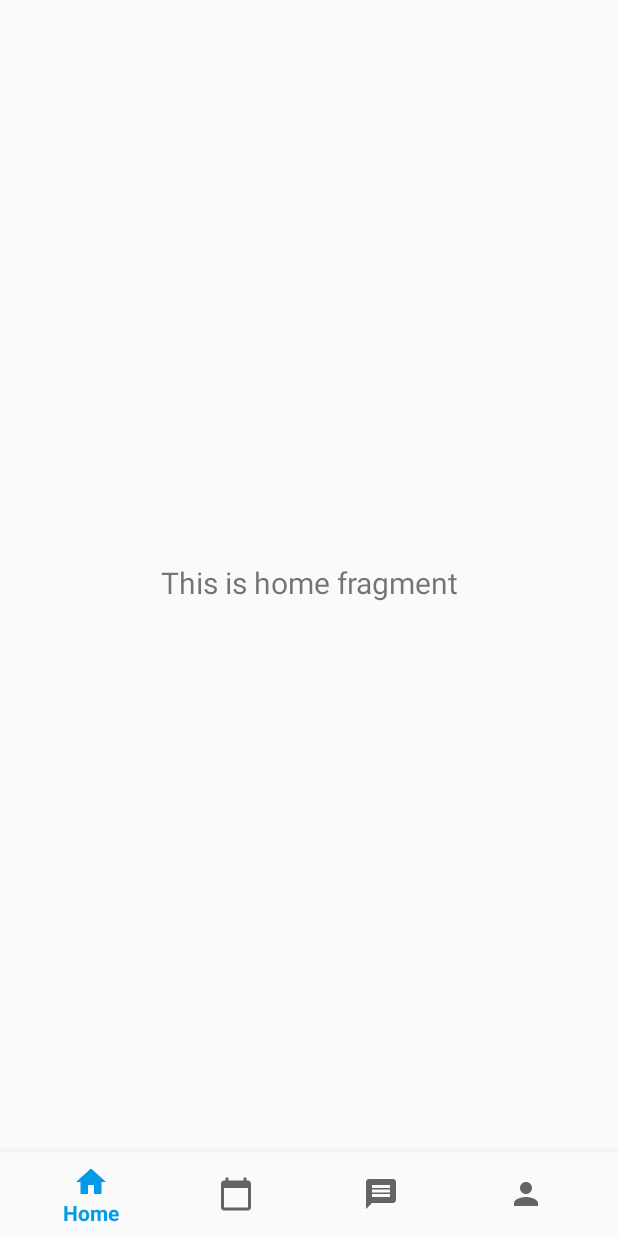
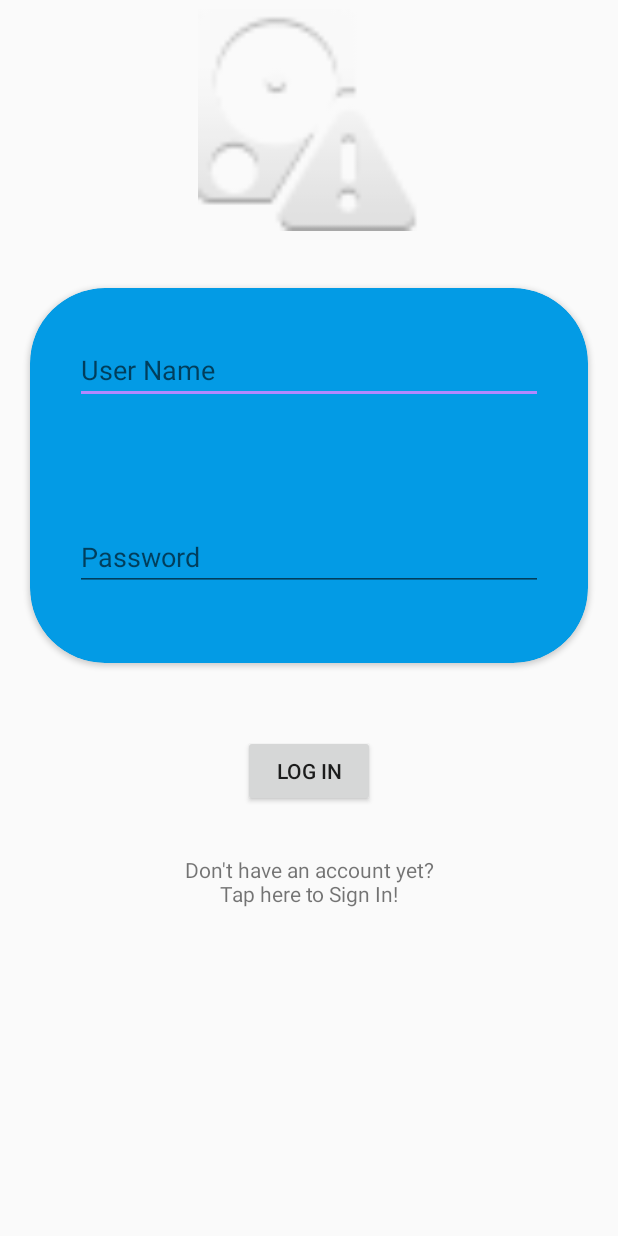
Before and after one commit to osherdavid/Tor-frontend, an Android app: the screen it shows after launch (MainActivity before the commit, LoginActivity after it), on a phone screen of 412 x 824 dp. Run offline under Robolectric (Android 15) with nearby library versions, the light colour scheme and no system bars.

Commit message:
Added appointment cards and basic login

```diff
--- a/app/build.gradle
+++ b/app/build.gradle
@@ -31,6 +31,8 @@ dependencies {
     implementation 'androidx.navigation:navigation-ui:2.3.0'
     implementation 'androidx.lifecycle:lifecycle-extensions:2.2.0'
     implementation 'com.applandeo:material-calendar-view:1.4.0'
+    implementation 'androidx.cardview:cardview:1.0.0'
+    implementation 'androidx.annotation:annotation:1.1.0'
     testImplementation 'junit:junit:4.12'
     androidTestImplementation 'androidx.test.ext:junit:1.1.2'
     androidTestImplementation 'androidx.test.espresso:espresso-core:3.3.0'
--- /dev/null
+++ b/app/src/main/java/com/eph/tor/ui/login/LoginActivity.java
@@ -0,0 +1,81 @@
+package com.eph.tor.ui.login;
+
+import android.app.Activity;
+
+import androidx.lifecycle.Observer;
+import androidx.lifecycle.ViewModelProviders;
+
+import android.content.Intent;
+import android.os.Bundle;
+
+import androidx.annotation.Nullable;
+import androidx.annotation.StringRes;
+import androidx.appcompat.app.AppCompatActivity;
+
+import android.text.Editable;
+import android.text.TextWatcher;
+import android.view.KeyEvent;
+import android.view.View;
+import android.view.inputmethod.EditorInfo;
+import android.widget.Button;
+import android.widget.EditText;
+import android.widget.ProgressBar;
+import android.widget.TextView;
+import android.widget.Toast;
+
+import com.eph.tor.MainActivity;
+import com.eph.tor.R;
+
+public class LoginActivity extends AppCompatActivity implements View.OnClickListener {
+
+    EditText usernameEditText;
+    EditText passwordEditText;
+    ProgressBar loadingProgressBar;
+    TextView usernameErrorText;
+    TextView passwordErrorText;
+
+    @Override
+    public void onCreate(Bundle savedInstanceState) {
+        super.onCreate(savedInstanceState);
+        setContentView(R.layout.activity_login);
+
+        usernameEditText = findViewById(R.id.username);
+        passwordEditText = findViewById(R.id.password);
+        final Button loginButton = findViewById(R.id.login);
+        loadingProgressBar = findViewById(R.id.loading);
+        usernameErrorText = findViewById(R.id.username_error);
+        passwordErrorText = findViewById(R.id.password_error);
+        loginButton.setOnClickListener(this);
+    }
+
+    @Override
+    public void onClick(View view) {
+        switch (view.getId()) {
+            case R.id.login:
+                LogIn();
+        }
+    }
+
+    public void LogIn(){
+        usernameErrorText.setText("");
+        passwordErrorText.setText("");
+        String username = usernameEditText.getText().toString();
+        String password = passwordEditText.getText().toString();
+        if(username.equals("")) {
+            this.usernameErrorText.setText(R.string.enter_username_error);
+        }
+        if(password.equals("")) {
+            this.passwordErrorText.setText(R.string.enter_password_error);
+        }
+
+        if(verifyAccount(username, password)) {
+            Intent switchActivityIntent = new Intent(this, MainActivity.class);
+            startActivity(switchActivityIntent);
+            finish();
+        }
+    }
+
+    private boolean verifyAccount(String username, String password) {
+        return username.equals("Admin") && password.equals("admin");
+    }
+}
--- /dev/null
+++ b/app/src/main/res/layout/activity_login.xml
@@ -0,0 +1,148 @@
+<?xml version="1.0" encoding="utf-8"?>
+<LinearLayout xmlns:android="http://schemas.android.com/apk/res/android"
+    xmlns:app="http://schemas.android.com/apk/res-auto"
+    xmlns:tools="http://schemas.android.com/tools"
+    android:id="@+id/container"
+    android:layout_width="match_parent"
+    android:layout_height="match_parent"
+
+    tools:context=".ui.login.LoginActivity">
+
+
+
+    <ScrollView
+        android:layout_width="fill_parent"
+        android:layout_height="fill_parent"
+        app:layout_constraintBottom_toBottomOf="parent"
+        app:layout_constraintEnd_toEndOf="parent"
+        app:layout_constraintEnd_toStartOf="parent"
+        app:layout_constraintStart_toStartOf="parent"
+        app:layout_constraintTop_toTopOf="parent">
+        <androidx.constraintlayout.widget.ConstraintLayout
+            android:layout_width="match_parent"
+            android:layout_height="match_parent">
+        <Button
+            android:id="@+id/login"
+            android:layout_width="wrap_content"
+            android:layout_height="wrap_content"
+            android:layout_gravity="start"
+            android:layout_marginStart="48dp"
+            android:layout_marginTop="48dp"
+            android:layout_marginEnd="48dp"
+            android:enabled="true"
+            android:text="@string/action_log_in"
+            app:layout_constraintEnd_toEndOf="parent"
+            app:layout_constraintStart_toStartOf="parent"
+            app:layout_constraintTop_toBottomOf="@+id/cardView2" />
+
+        <ProgressBar
+            android:id="@+id/loading"
+            android:layout_width="wrap_content"
+            android:layout_height="wrap_content"
+            android:layout_gravity="center"
+            android:layout_marginStart="32dp"
+            android:layout_marginTop="64dp"
+            android:layout_marginEnd="32dp"
+            android:layout_marginBottom="64dp"
+            android:visibility="gone"
+            app:layout_constraintBottom_toTopOf="@id/login"
+            app:layout_constraintEnd_toEndOf="@+id/cardView2"
+            app:layout_constraintStart_toStartOf="@+id/cardView2"
+            app:layout_constraintTop_toBottomOf="@id/cardView2"
+            app:layout_constraintVertical_bias="0.3" />
+
+        <ImageView
+            android:id="@+id/imageView"
+            android:layout_width="148dp"
+            android:layout_height="160dp"
+            app:layout_constraintEnd_toEndOf="parent"
+            app:layout_constraintStart_toStartOf="parent"
+            app:layout_constraintTop_toTopOf="parent"
+            app:srcCompat="@android:drawable/ic_popup_disk_full" />
+
+        <androidx.cardview.widget.CardView
+            android:id="@+id/cardView2"
+            android:layout_width="match_parent"
+            android:layout_height="250dp"
+            android:layout_marginTop="32dp"
+            android:padding="10dp"
+            app:cardBackgroundColor="@color/colorPrimary"
+            app:cardCornerRadius="50dp"
+            app:layout_constraintEnd_toEndOf="parent"
+            app:layout_constraintStart_toStartOf="parent"
+            app:layout_constraintTop_toBottomOf="@+id/imageView"
+            android:layout_marginHorizontal="20dp">
+
+            <androidx.constraintlayout.widget.ConstraintLayout
+                android:layout_width="match_parent"
+                android:layout_height="match_parent">
+
+                <EditText
+                    android:id="@+id/username"
+                    android:layout_width="0dp"
+                    android:layout_height="wrap_content"
+                    android:layout_marginHorizontal="30dp"
+                    android:hint="@string/prompt_username"
+                    android:inputType="textEmailAddress"
+                    android:selectAllOnFocus="true"
+                    android:textColor="#FFFFFF"
+                    app:layout_constraintBottom_toTopOf="@+id/password"
+                    app:layout_constraintEnd_toEndOf="parent"
+                    app:layout_constraintHorizontal_bias="0.0"
+                    app:layout_constraintStart_toStartOf="parent"
+                    app:layout_constraintTop_toTopOf="parent" />
+
+                <EditText
+                    android:id="@+id/password"
+                    android:layout_width="0dp"
+                    android:layout_height="wrap_content"
+                    android:layout_marginTop="47dp"
+                    android:layout_marginBottom="16dp"
+                    android:hint="@string/prompt_password"
+                    android:imeActionLabel="@string/action_sign_in_short"
+                    android:imeOptions="actionDone"
+                    android:inputType="textPassword"
+                    android:selectAllOnFocus="true"
+                    android:textColor="#FFFFFF"
+                    app:layout_constraintBottom_toBottomOf="parent"
+                    app:layout_constraintEnd_toEndOf="@id/username"
+                    app:layout_constraintHorizontal_bias="0.0"
+                    app:layout_constraintStart_toStartOf="@id/username"
+                    app:layout_constraintTop_toBottomOf="@+id/username" />
+
+                <TextView
+                    android:id="@+id/username_error"
+                    android:layout_width="wrap_content"
+                    android:layout_height="wrap_content"
+                    android:layout_marginTop="16dp"
+                    app:layout_constraintEnd_toEndOf="@+id/username"
+                    app:layout_constraintStart_toStartOf="@+id/username"
+                    app:layout_constraintTop_toBottomOf="@+id/username"
+                    android:textColor="@color/colorError"/>
+
+                <TextView
+                    android:id="@+id/password_error"
+                    android:layout_width="wrap_content"
+                    android:layout_height="wrap_content"
+                    android:layout_marginTop="6dp"
+                    app:layout_constraintEnd_toEndOf="@+id/password"
+                    app:layout_constraintStart_toStartOf="@+id/password"
+                    app:layout_constraintTop_toBottomOf="@+id/password"
+                    android:textColor="@color/colorError"/>
+            </androidx.constraintlayout.widget.ConstraintLayout>
+        </androidx.cardview.widget.CardView>
+
+        <TextView
+            android:id="@+id/sign_in_here"
+            android:layout_width="wrap_content"
+            android:layout_height="wrap_content"
+            android:layout_marginTop="32dp"
+            android:gravity="center"
+            android:text="Don't have an account yet?\nTap here to Sign In!"
+            app:layout_constraintEnd_toEndOf="parent"
+            app:layout_constraintStart_toStartOf="parent"
+            app:layout_constraintTop_toBottomOf="@id/login" />
+        </androidx.constraintlayout.widget.ConstraintLayout>
+    </ScrollView>
+
+</LinearLayout>
--- a/app/src/main/res/values/colors.xml
+++ b/app/src/main/res/values/colors.xml
@@ -3,4 +3,5 @@
     <color name="colorPrimary">#039BE5</color>
     <color name="colorPrimaryDark">#3F51B5</color>
     <color name="colorAccent">#B388FF</color>
+    <color name="colorError">#E53935</color>
 </resources>
--- a/app/src/main/res/values/strings.xml
+++ b/app/src/main/res/values/strings.xml
@@ -4,4 +4,16 @@
     <string name="title_my_calendars">My Calendars</string>
     <string name="title_direct_messages">Direct Messages</string>
     <string name="title_profile">Profile</string>
+    <string name="title_activity_login">LoginActivity</string>
+    <string name="prompt_username">User Name</string>
+    <string name="prompt_password">Password</string>
+    <string name="action_log_in">Log in</string>
+    <string name="action_sign_in">Sign in</string>
+    <string name="action_sign_in_short">Sign in</string>
+    <string name="welcome">"Welcome !"</string>
+    <string name="invalid_username">Not a valid username</string>
+    <string name="invalid_password">Password must be >5 characters</string>
+    <string name="login_failed">"Login failed"</string>
+    <string name="enter_username_error">"You must provide an username"</string>
+    <string name="enter_password_error">"You must provide a password"</string>
 </resources>
```
Also changed, not shown: app/src/main/AndroidManifest.xml (+7 -2 lines), app/src/main/java/com/eph/tor/Appointment.java (+19 -15 lines), app/src/main/java/com/eph/tor/AppointmentCardView.java (added, +108 -0 lines), app/src/main/java/com/eph/tor/TorCalendar.java (+12 -8 lines), app/src/main/java/com/eph/tor/ui/my_calendars/MyCalendarsFragment.java (+20 -4 lines), app/src/main/res/layout/fragment_my_calendars.xml (+41 -2 lines).
